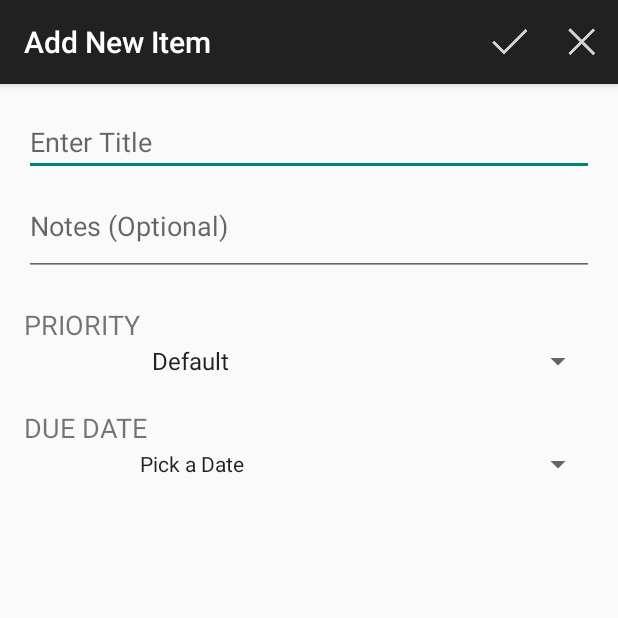
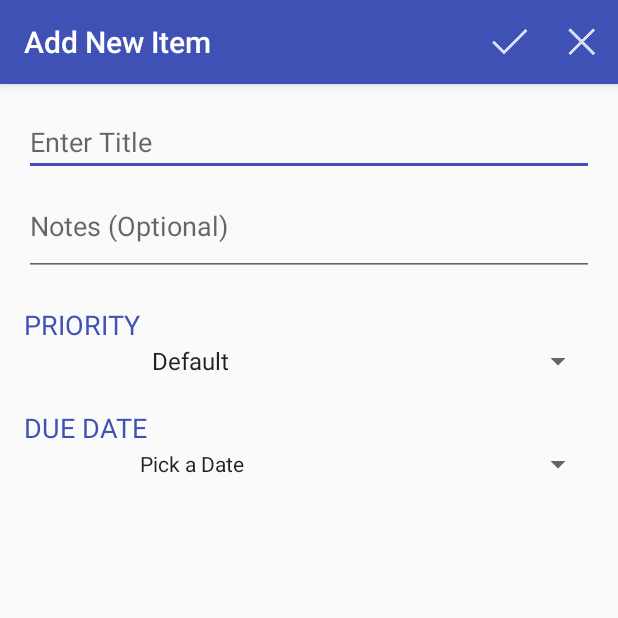
Before and after one commit to fengsterooni/todoapp, an Android app: the AddNewActivity screen opened directly, with no data from a screen before it, on a phone screen of 412 x 824 dp, the top half of it. Run offline under Robolectric (Android 15) with nearby library versions, the phone set to English and light mode, and no system bars.

Commit message:
changed icon and color theme

```diff
--- a/app/src/main/res/layout/activity_add_new.xml
+++ b/app/src/main/res/layout/activity_add_new.xml
@@ -31,6 +31,7 @@
     <TextView
         android:layout_width="wrap_content"
         android:layout_height="wrap_content"
+        android:textColor="@color/indigo"
         android:text="@string/label_add_priority"
         android:id="@+id/tvAddPriority"
         android:layout_below="@+id/etAddNotes"
@@ -50,6 +51,7 @@
     <TextView
         android:layout_width="wrap_content"
         android:layout_height="wrap_content"
+        android:textColor="@color/indigo"
         android:text="@string/label_add_due_date"
         android:id="@+id/tvAddDueDate"
         android:layout_below="@+id/spAddPriority"
--- a/app/src/main/res/layout/activity_edit_item.xml
+++ b/app/src/main/res/layout/activity_edit_item.xml
@@ -28,6 +28,7 @@
         android:layout_width="wrap_content"
         android:layout_height="wrap_content"
         android:paddingTop="20dp"
+        android:textColor="@color/indigo"
         android:text="@string/label_add_priority"
         android:id="@+id/tvEditPriority"
         android:layout_below="@+id/etEditNotes"
@@ -46,6 +47,7 @@
         android:layout_width="wrap_content"
         android:layout_height="wrap_content"
         android:paddingTop="20dp"
+        android:textColor="@color/indigo"
         android:text="@string/label_add_due_date"
         android:id="@+id/tvEditDueDate"
         android:layout_below="@id/spEditPriority"
--- a/app/src/main/res/values/styles.xml
+++ b/app/src/main/res/values/styles.xml
@@ -3,6 +3,9 @@
     <!-- Base application theme. -->
     <style name="AppTheme" parent="Theme.AppCompat.Light.DarkActionBar">
         <!-- Customize your theme here. -->
+        <item name="colorPrimary">@color/indigo</item>
+        <item name="colorPrimaryDark">@color/indigo_dark</item>
+        <item name="colorAccent">@color/indigo</item>
     </style>
 
 </resources>
```
Also changed, not shown: app/src/main/ic_launcher-web.png (added), app/src/main/res/drawable-hdpi/ic_launcher.png, app/src/main/res/drawable-mdpi/ic_launcher.png, app/src/main/res/drawable-xhdpi/ic_launcher.png, app/src/main/res/drawable-xxhdpi/ic_launcher.png.
